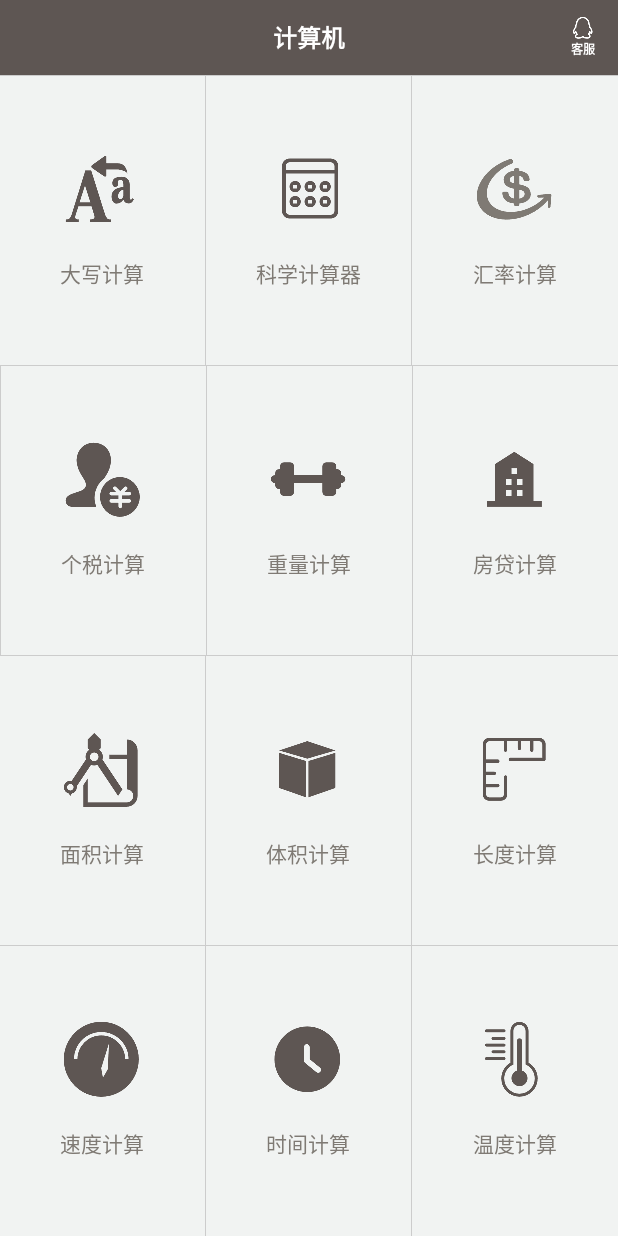
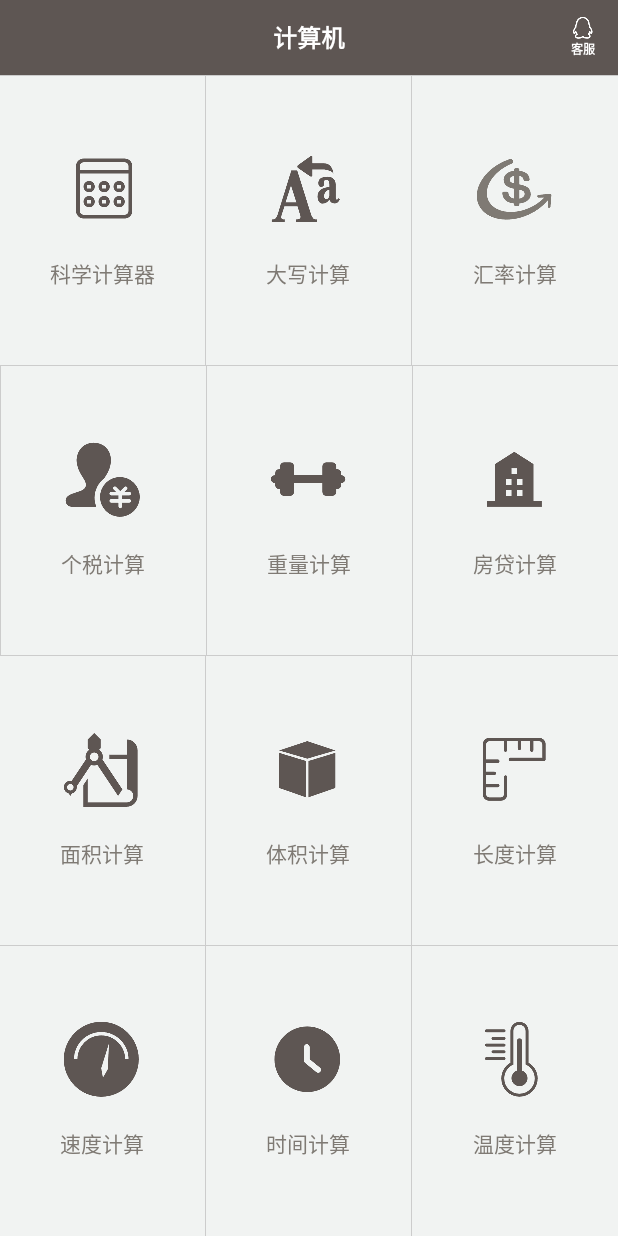
Before and after one commit to hgtr159753/12, an Android app: the screen it shows after launch (MainCalculateActivity), on a phone screen of 412 x 824 dp. Run offline under Robolectric (Android 15) with nearby library versions, the phone set to English and light mode, and no system bars; libraries missing offline, so code that uses them is left out: com.eric.commonlibrary, com.haibin.calendarview, com.tencent.bugly; plain views replace AdView; pictures from the network do not load; 15 statements that could not run were skipped.

Commit message:
修改30.01 + xx 的问题

```diff
--- a/app/src/main/res/layout/activity_functionset_choose.xml
+++ b/app/src/main/res/layout/activity_functionset_choose.xml
@@ -1,6 +1,5 @@
 <?xml version="1.0" encoding="utf-8"?>
-<LinearLayout
-    xmlns:android="http://schemas.android.com/apk/res/android"
+<LinearLayout xmlns:android="http://schemas.android.com/apk/res/android"
     android:layout_width="match_parent"
     android:layout_height="match_parent"
     android:fitsSystemWindows="true"
@@ -40,7 +39,7 @@
     <View
         android:layout_width="match_parent"
         android:layout_height="0.5dp"
-        android:background="@color/picker_line"/>
+        android:background="@color/picker_line" />
 
     <!--<RelativeLayout-->
     <!--android:id="@+id/rl_adbanner"-->
@@ -57,12 +56,47 @@
     <!--</RelativeLayout>-->
 
 
-
     <LinearLayout
         android:orientation="horizontal"
         android:layout_width="match_parent"
         android:layout_height="0dp"
         android:layout_weight="1">
+
+        <RelativeLayout
+            android:id="@+id/rl_science"
+            android:background="@color/unit_convert_bg"
+            android:layout_width="0dp"
+            android:layout_weight="1"
+            android:layout_height="match_parent"
+            android:layout_centerInParent="true">
+
+            <LinearLayout
+                android:layout_width="wrap_content"
+                android:layout_height="wrap_content"
+                android:layout_centerInParent="true"
+                android:orientation="vertical">
+
+                <ImageView
+                    android:src="@drawable/science_convert"
+                    android:layout_width="wrap_content"
+                    android:layout_height="wrap_content"
+                    android:layout_gravity="center" />
+
+                <TextView
+                    android:text="@string/science_text"
+                    android:layout_marginTop="20dp"
+                    android:layout_width="wrap_content"
+                    android:layout_height="wrap_content"
+                    android:layout_gravity="center"
+                    android:gravity="center"
+                    android:textColor="@color/function_choose_text"></TextView>
+            </LinearLayout>
+        </RelativeLayout>
+
+        <View
+            android:layout_width="0.5dp"
+            android:layout_height="match_parent"
+            android:background="@color/picker_line" />
 
         <RelativeLayout
             android:id="@+id/rl_capital"
@@ -76,7 +110,7 @@
                 android:layout_width="wrap_content"
                 android:layout_height="wrap_content"
                 android:layout_centerInParent="true"
-                android:orientation="vertical" >
+                android:orientation="vertical">
 
                 <ImageView
                     android:layout_width="wrap_content"
@@ -91,52 +125,14 @@
                     android:layout_height="wrap_content"
                     android:layout_gravity="center"
                     android:gravity="center"
-                    android:textColor="@color/function_choose_text" >
-                </TextView>
+                    android:textColor="@color/function_choose_text"></TextView>
             </LinearLayout>
         </RelativeLayout>
 
         <View
             android:layout_width="0.5dp"
             android:layout_height="match_parent"
-            android:background="@color/picker_line"/>
-
-        <RelativeLayout
-            android:id="@+id/rl_science"
-            android:background="@color/unit_convert_bg"
-            android:layout_width="0dp"
-            android:layout_weight="1"
-            android:layout_height="match_parent"
-            android:layout_centerInParent="true">
-
-            <LinearLayout
-                android:layout_width="wrap_content"
-                android:layout_height="wrap_content"
-                android:layout_centerInParent="true"
-                android:orientation="vertical" >
-
-                <ImageView
-                    android:src="@drawable/science_convert"
-                    android:layout_width="wrap_content"
-                    android:layout_height="wrap_content"
-                    android:layout_gravity="center" />
-
-                <TextView
-                    android:text="@string/science_text"
-                    android:layout_marginTop="20dp"
-                    android:layout_width="wrap_content"
-                    android:layout_height="wrap_content"
-                    android:layout_gravity="center"
-                    android:gravity="center"
-                    android:textColor="@color/function_choose_text" >
-                </TextView>
-            </LinearLayout>
-        </RelativeLayout>
-
-        <View
-            android:layout_width="0.5dp"
-            android:layout_height="match_parent"
-            android:background="@color/picker_line"/>
+            android:background="@color/picker_line" />
 
         <RelativeLayout
             android:id="@+id/rl_rate"
@@ -150,7 +146,7 @@
                 android:layout_width="wrap_content"
                 android:layout_height="wrap_content"
                 android:layout_centerInParent="true"
-                android:orientation="vertical" >
+                android:orientation="vertical">
 
                 <ImageView
                     android:src="@drawable/rate_convert"
@@ -165,8 +161,7 @@
                     android:layout_height="wrap_content"
                     android:layout_gravity="center"
                     android:gravity="center"
-                    android:textColor="@color/function_choose_text" >
-                </TextView>
+                    android:textColor="@color/function_choose_text"></TextView>
             </LinearLayout>
         </RelativeLayout>
 
@@ -175,7 +170,7 @@
     <View
         android:layout_width="match_parent"
         android:layout_height="0.5dp"
-        android:background="@color/picker_line"/>
+        android:background="@color/picker_line" />
 
     <LinearLayout
         android:orientation="horizontal"
@@ -186,7 +181,7 @@
         <View
             android:layout_width="0.5dp"
             android:layout_height="match_parent"
-            android:background="@color/picker_line"/>
+            android:background="@color/picker_line" />
 
         <RelativeLayout
             android:id="@+id/rl_tax"
@@ -222,7 +217,7 @@
         <View
             android:layout_width="0.5dp"
             android:layout_height="match_parent"
-            android:background="@color/picker_line"/>
+            android:background="@color/picker_line" />
 
         <RelativeLayout
             android:id="@+id/rl_mass"
@@ -236,7 +231,7 @@
                 android:layout_width="wrap_content"
                 android:layout_height="wrap_content"
                 android:layout_centerInParent="true"
-                android:orientation="vertical" >
+                android:orientation="vertical">
 
                 <ImageView
                     android:src="@drawable/mass_convert"
@@ -251,15 +246,14 @@
                     android:layout_height="wrap_content"
                     android:layout_gravity="center"
                     android:gravity="center"
-                    android:textColor="@color/function_choose_text" >
-                </TextView>
+                    android:textColor="@color/function_choose_text"></TextView>
             </LinearLayout>
         </RelativeLayout>
 
         <View
             android:layout_width="0.5dp"
             android:layout_height="match_parent"
-            android:background="@color/picker_line"/>
+            android:background="@color/picker_line" />
 
         <RelativeLayout
             android:id="@+id/rl_loan"
@@ -273,7 +267,7 @@
                 android:layout_width="wrap_content"
                 android:layout_height="wrap_content"
                 android:layout_centerInParent="true"
-                android:orientation="vertical" >
+                android:orientation="vertical">
 
                 <ImageView
                     android:src="@drawable/loan_convert"
@@ -288,8 +282,7 @@
                     android:layout_height="wrap_content"
                     android:layout_gravity="center"
                     android:gravity="center"
-                    android:textColor="@color/function_choose_text" >
-                </TextView>
+                    android:textColor="@color/function_choose_text"></TextView>
             </LinearLayout>
         </RelativeLayout>
 
@@ -298,7 +291,7 @@
     <View
         android:layout_width="match_parent"
         android:layout_height="0.5dp"
-        android:background="@color/picker_line"/>
+        android:background="@color/picker_line" />
 
     <LinearLayout
         android:orientation="horizontal"
@@ -318,7 +311,7 @@
                 android:layout_width="wrap_content"
                 android:layout_height="wrap_content"
                 android:layout_centerInParent="true"
-                android:orientation="vertical" >
+                android:orientation="vertical">
 
                 <ImageView
                     android:src="@drawable/area_convert"
@@ -333,15 +326,14 @@
                     android:layout_height="wrap_content"
                     android:layout_gravity="center"
                     android:gravity="center"
-                    android:textColor="@color/function_choose_text" >
-                </TextView>
+                    android:textColor="@color/function_choose_text"></TextView>
             </LinearLayout>
         </RelativeLayout>
 
         <View
             android:layout_width="0.5dp"
             android:layout_height="match_parent"
-            android:background="@color/picker_line"/>
+            android:background="@color/picker_line" />
 
         <RelativeLayout
             android:id="@+id/rl_volume"
@@ -355,7 +347,7 @@
                 android:layout_width="wrap_content"
                 android:layout_height="wrap_content"
                 android:layout_centerInParent="true"
-                android:orientation="vertical" >
+                android:orientation="vertical">
 
                 <ImageView
                     android:src="@drawable/volume_convert"
@@ -370,15 +362,14 @@
                     android:layout_height="wrap_content"
                     android:layout_gravity="center"
                     android:gravity="center"
-                    android:textColor="@color/function_choose_text" >
-                </TextView>
+                    android:textColor="@color/function_choose_text"></TextView>
             </LinearLayout>
         </RelativeLayout>
 
         <View
             android:layout_width="0.5dp"
             android:layout_height="match_parent"
-            android:background="@color/picker_line"/>
+            android:background="@color/picker_line" />
 
         <RelativeLayout
             android:id="@+id/rl_length"
@@ -392,7 +383,7 @@
                 android:layout_width="wrap_content"
                 android:layout_height="wrap_content"
                 android:layout_centerInParent="true"
-                android:orientation="vertical" >
+                android:orientation="vertical">
 
                 <ImageView
                     android:src="@drawable/length_convert"
@@ -407,8 +398,7 @@
                     android:layout_height="wrap_content"
                     android:layout_gravity="center"
                     android:gravity="center"
-                    android:textColor="@color/function_choose_text" >
-                </TextView>
+                    android:textColor="@color/function_choose_text"></TextView>
             </LinearLayout>
         </RelativeLayout>
 
@@ -417,7 +407,7 @@
     <View
         android:layout_width="match_parent"
         android:layout_height="0.5dp"
-        android:background="@color/picker_line"/>
+        android:background="@color/picker_line" />
 
     <LinearLayout
         android:orientation="horizontal"
@@ -437,7 +427,7 @@
                 android:layout_width="wrap_content"
                 android:layout_height="wrap_content"
                 android:layout_centerInParent="true"
-                android:orientation="vertical" >
+                android:orientation="vertical">
 
                 <ImageView
                     android:src="@drawable/speed_convert"
@@ -452,15 +442,14 @@
                     android:layout_height="wrap_content"
                     android:layout_gravity="center"
                     android:gravity="center"
-                    android:textColor="@color/function_choose_text" >
-                </TextView>
+                    android:textColor="@color/function_choose_text"></TextView>
             </LinearLayout>
         </RelativeLayout>
 
         <View
             android:layout_width="0.5dp"
             android:layout_height="match_parent"
-            android:background="@color/picker_line"/>
+            android:background="@color/picker_line" />
 
         <RelativeLayout
             android:id="@+id/rl_time"
@@ -474,7 +463,7 @@
                 android:layout_width="wrap_content"
                 android:layout_height="wrap_content"
                 android:layout_centerInParent="true"
-                android:orientation="vertical" >
+                android:orientation="vertical">
 
                 <ImageView
                     android:src="@drawable/time_convert"
@@ -489,15 +478,14 @@
                     android:layout_height="wrap_content"
                     android:layout_gravity="center"
                     android:gravity="center"
-                    android:textColor="@color/function_choose_text" >
-                </TextView>
+                    android:textColor="@color/function_choose_text"></TextView>
             </LinearLayout>
         </RelativeLayout>
 
         <View
             android:layout_width="0.5dp"
             android:layout_height="match_parent"
-            android:background="@color/picker_line"/>
+            android:background="@color/picker_line" />
 
         <RelativeLayout
             android:id="@+id/rl_temperature"
--- a/build.gradle
+++ b/build.gradle
@@ -5,7 +5,8 @@ buildscript {
         jcenter()
     }
     dependencies {
-        classpath 'com.android.tools.build:gradle:3.0.1'
+//        classpath 'com.android.tools.build:gradle:3.0.1'
+        classpath 'com.android.tools.build:gradle:3.6.0'
     }
 }
 
```
Also changed, not shown: app/src/main/AndroidManifest.xml (+17 -9 lines), app/src/main/java/com/shenmi/calculator/ui/CalculatorActivity.java (+123 -104 lines), gradle/wrapper/gradle-wrapper.properties, 39 other files. Lines whose indentation alone changed are shown as unchanged.
